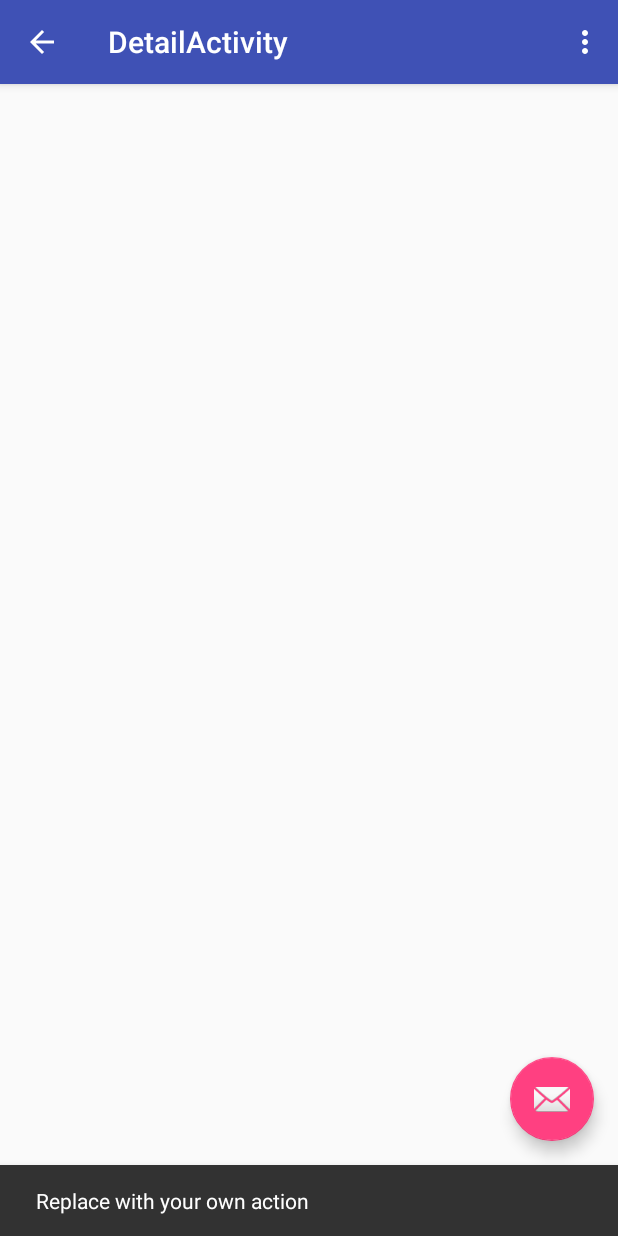
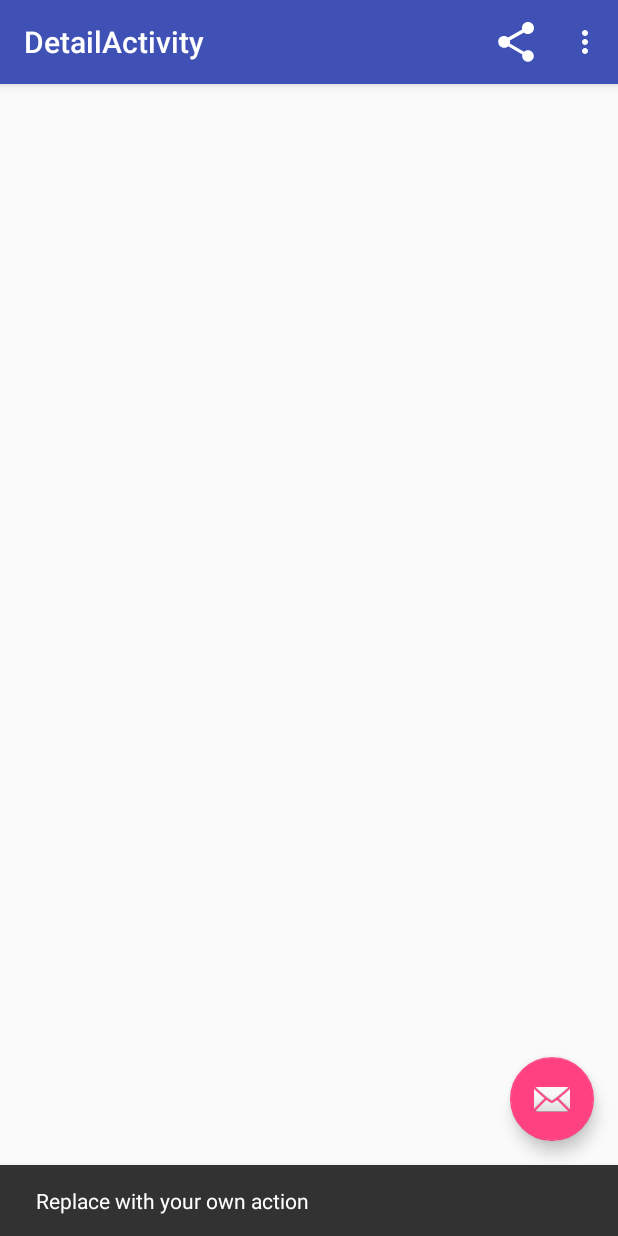
Before and after one commit to th3snehasish/Sunshine, an Android app: the screen it shows after launch (DetailActivity), after a tap on an icon or button, on a phone screen of 412 x 824 dp. Run offline under Robolectric (Android 15) with nearby library versions, the phone set to English and light mode, and no system bars.

Commit message:
Share Intent added. Share Button not working properly

```diff
--- a/app/src/main/java/com/th3snehasish/sunshine/DetailActivity.java
+++ b/app/src/main/java/com/th3snehasish/sunshine/DetailActivity.java
@@ -9,6 +9,8 @@ import android.support.v7.widget.Toolbar;
 import android.view.Menu;
 import android.view.MenuItem;
 import android.view.View;
+
+//import android.widget.ShareActionProvider;
 
 public class DetailActivity extends AppCompatActivity {
 
@@ -27,7 +29,7 @@ public class DetailActivity extends AppCompatActivity {
                         .setAction("Action", null).show();
             }
         });
-        getSupportActionBar().setDisplayHomeAsUpEnabled(true);
+//        getSupportActionBar().setDisplayHomeAsUpEnabled(true);
     }
 
     @Override
--- a/app/src/main/java/com/th3snehasish/sunshine/DetailActivityFragment.java
+++ b/app/src/main/java/com/th3snehasish/sunshine/DetailActivityFragment.java
@@ -3,7 +3,12 @@ package com.th3snehasish.sunshine;
 import android.content.Intent;
 import android.os.Bundle;
 import android.support.v4.app.Fragment;
+import android.support.v4.view.MenuItemCompat;
+import android.support.v7.widget.ShareActionProvider;
 import android.view.LayoutInflater;
+import android.view.Menu;
+import android.view.MenuInflater;
+import android.view.MenuItem;
 import android.view.View;
 import android.view.ViewGroup;
 import android.widget.TextView;
@@ -16,7 +21,7 @@ public class DetailActivityFragment extends Fragment {
 
 
     private final String LOG_TAG = DetailActivityFragment.class.getSimpleName();
-    private final String FORECAST_STRING_HASHTAG = " # SunshineApp";
+    private final String FORECAST_SHARE_HASHTAG = " # SunshineApp";
     private String mForecastStr;
 
     public DetailActivityFragment() {
@@ -37,11 +42,24 @@ public class DetailActivityFragment extends Fragment {
         return rootView;
     }
 
+    @Override
+    public void onCreateOptionsMenu(Menu menu, MenuInflater inflater) {
+        // Inflate the menu; this adds items to the action bar if it is present.
+//        getMenuInflater().inflate(R.menu.menu_main, menu);
+        inflater.inflate(R.menu.detailfragment, menu);
+        MenuItem menuItem = menu.findItem(R.string.action_share);
+        ShareActionProvider mShareActionProvider = (ShareActionProvider) MenuItemCompat.getActionProvider(menuItem);
+
+        if (mShareActionProvider != null) {
+            mShareActionProvider.setShareIntent(createShareForecastIntent());
+        }
+    }
+
     private Intent createShareForecastIntent() {
         Intent shareIntent = new Intent(Intent.ACTION_SEND);
-//        shareIntent.addFlags(Intent.FLAG_ACTIVITY_CLEAR_WHEN_TASK_RESET);
+        shareIntent.addFlags(Intent.FLAG_ACTIVITY_CLEAR_WHEN_TASK_RESET);
         shareIntent.setType("text/plain");
-        shareIntent.putExtra(Intent.EXTRA_TEXT,mForecastStr + FORECAST_STRING_HASHTAG);
+        shareIntent.putExtra(Intent.EXTRA_TEXT, mForecastStr + FORECAST_SHARE_HASHTAG);
         return shareIntent;
     }
 }
--- a/app/src/main/res/menu/detailfragment.xml
+++ b/app/src/main/res/menu/detailfragment.xml
@@ -3,8 +3,7 @@
     xmlns:app="http://schemas.android.com/apk/res-auto">
     <item
         android:id="@+id/action_share"
-        android:orderInCategory="100"
         android:title="@string/action_share"
-        app:actionProviderClass="android.widget.ShareActionProvider"
-        app:showAsAction="always"/>
+        app:actionProviderClass="android.support.v7.widget.ShareActionProvider"
+        app:showAsAction="ifRoom"/>
 </menu>
```
Also changed, not shown: 1 other file.
